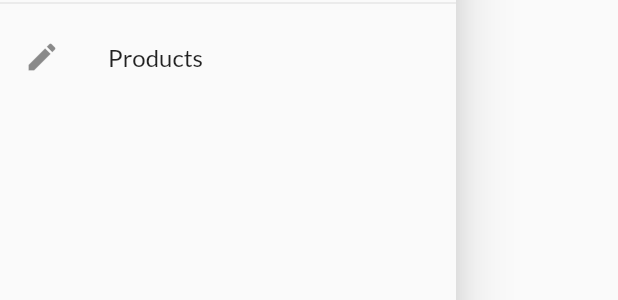
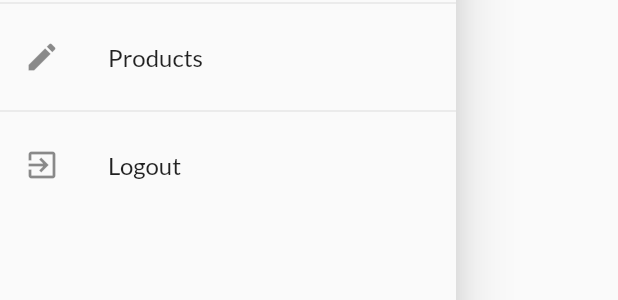
Before and after one commit to Zheyuan-Robert-Xu/flutter-shop-app, a Flutter app: the AppDrawer widget shown alone on an empty page, opened directly, on a phone screen of 412 x 824 dp. Shown: the part 309-609 px from the top of the screen. Run offline on Flutter 3.47's test engine with Material 2 defaults, Android fonts, the phone set to English and light mode, and no system bars; missing offline and left inert: dart:html; network calls fail.

Commit message:
add logout

```diff
--- a/lib/providers/orders.dart
+++ b/lib/providers/orders.dart
@@ -22,7 +22,8 @@ class OrderItem {
 class Orders with ChangeNotifier {
   List<OrderItem> _orders = [];
   String? authToken = '';
-  Orders(this.authToken, this._orders);
+  String? userId;
+  Orders(this.authToken, this.userId, this._orders);
 
   List<OrderItem> get orders {
     return [..._orders];
@@ -30,7 +31,7 @@ class Orders with ChangeNotifier {
 
   Future<void> fetchAndSetOrders() async {
     final url = Uri.parse(
-        'https://flutter-update-5f68f-default-rtdb.asia-southeast1.firebasedatabase.app/orders.json?auth=$authToken');
+        'https://flutter-update-5f68f-default-rtdb.asia-southeast1.firebasedatabase.app/orders/$userId.json?auth=$authToken');
     final response = await http.get(url);
     final List<OrderItem> loadedOrders = [];
     final extractedData = json.decode(response.body) as Map<String, dynamic>;
@@ -62,7 +63,7 @@ class Orders with ChangeNotifier {
 
   Future<void> addOrder(List<CartItem> cartProducts, double total) async {
     final url = Uri.parse(
-        'https://flutter-update-5f68f-default-rtdb.asia-southeast1.firebasedatabase.app/orders.json?auth=$authToken');
+        'https://flutter-update-5f68f-default-rtdb.asia-southeast1.firebasedatabase.app/orders/$userId.json?auth=$authToken');
     final timestamp = DateTime.now();
     final response = await http.post(
       url,
--- a/lib/providers/products.dart
+++ b/lib/providers/products.dart
@@ -43,8 +43,8 @@ class Products with ChangeNotifier {
     // ),
   ]; // not final it may changes
   // var _showFavoritesOnly = false;
-  String? authToken = ''; //must be set as pass the value between pages
-  final String userId;
+  String? authToken; //must be set as pass the value between pages
+  String? userId;
 
   Products(this.authToken, this.userId, this._items);
 
--- a/lib/widgets/app_drawer.dart
+++ b/lib/widgets/app_drawer.dart
@@ -1,6 +1,9 @@
 import 'package:flutter/material.dart';
-import 'package:shop_app/screens/orders_screen.dart';
-import 'package:shop_app/screens/user_products_screen.dart';
+import 'package:provider/provider.dart';
+
+import '../providers/auth.dart';
+import '../screens/orders_screen.dart';
+import '../screens/user_products_screen.dart';
 
 class AppDrawer extends StatelessWidget {
   const AppDrawer({Key? key}) : super(key: key);
@@ -41,6 +44,18 @@ class AppDrawer extends StatelessWidget {
                   .pushReplacementNamed(UserProductsScreen.routeName);
             },
           ),
+          Divider(),
+          ListTile(
+            leading: Icon(Icons.exit_to_app),
+            title: Text('Logout'),
+            onTap: () {
+              Navigator.of(context).pushReplacementNamed(
+                  '/'); //using Navigator.of(context).pop() still not going anywhere
+              //pushReplacementNamed Replace the current route of the navigator by pushing the route named [routeName] and then disposing the previous route once the new route has finished animating in.
+              //The pop() method removes the current Route from the stack of routes managed by the Navigator .
+              Provider.of<Auth>(context, listen: false).logout();
+            },
+          ),
         ],
       ),
     );
--- a/lib/widgets/product_item.dart
+++ b/lib/widgets/product_item.dart
@@ -42,7 +42,7 @@ class ProductItem extends StatelessWidget {
               color: Theme.of(context).accentColor,
               onPressed: () {
                 product.toggleFavoriteStatus(
-                    authData.token as String, authData.userId as String);
+                    authData.token, authData.userId as String);
                 //Add This to refresh the product list
                 Provider.of<Products>(
                   context,
```
Also changed, not shown: lib/main.dart (+4 -4 lines), lib/providers/auth.dart (+19 -12 lines).
